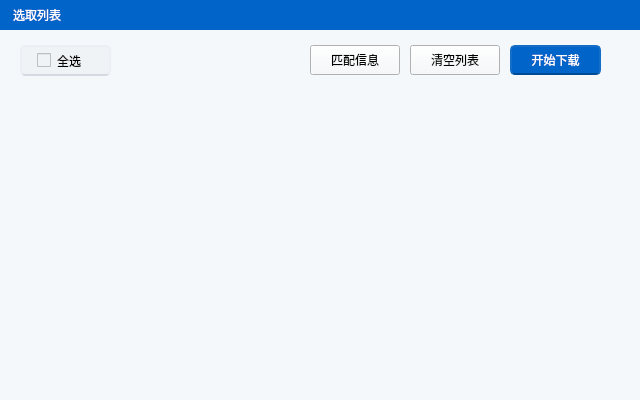
First picture: the form in workWidget_list.ui, repository MucheXD/CloudMusicDownloader, before the edit.
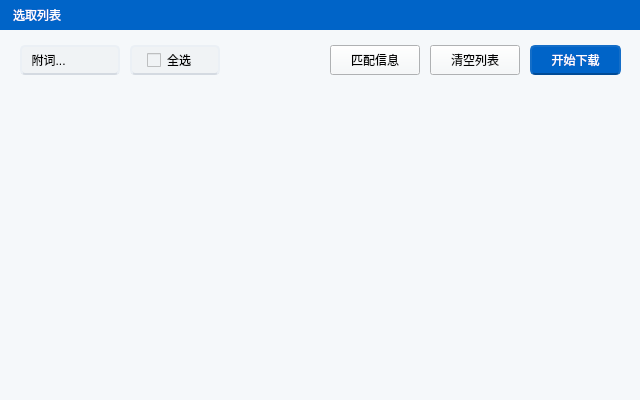
Second picture: the form after the edit. Icons and pictures are not drawn.

The edit to the form file:
```diff
--- a/workWidget_list.ui
+++ b/workWidget_list.ui
@@ -110,7 +110,7 @@
    </property>
    <property name="geometry">
     <rect>
-     <x>510</x>
+     <x>530</x>
      <y>45</y>
      <width>91</width>
      <height>30</height>
@@ -161,7 +161,7 @@
    </property>
    <property name="geometry">
     <rect>
-     <x>410</x>
+     <x>430</x>
      <y>45</y>
      <width>90</width>
      <height>30</height>
@@ -212,10 +212,10 @@
    </property>
    <property name="geometry">
     <rect>
-     <x>20</x>
+     <x>130</x>
      <y>45</y>
-     <width>91</width>
-     <height>31</height>
+     <width>90</width>
+     <height>30</height>
     </rect>
    </property>
    <property name="autoFillBackground">
@@ -280,7 +280,7 @@
    </property>
    <property name="geometry">
     <rect>
-     <x>310</x>
+     <x>330</x>
      <y>45</y>
      <width>90</width>
      <height>30</height>
@@ -325,6 +325,87 @@
     <string>匹配信息</string>
    </property>
   </widget>
+  <widget class="QComboBox" name="comboBox_lyrics">
+   <property name="geometry">
+    <rect>
+     <x>20</x>
+     <y>45</y>
+     <width>100</width>
+     <height>30</height>
+    </rect>
+   </property>
+   <property name="styleSheet">
+    <string notr="true">QComboBox
+{
+	color: #000000;
+	background-color: #f0f3f5;
+	border-width: 2px;
+	border-color: #ebf0f5;
+	border-bottom-color: #d4dae1;
+	border-style: solid;
+	border-radius: 5px;
+}
+QComboBox::drop-down
+{
+	subcontrol-origin: padding;
+	subcontrol-position: top right;
+	width: 0px;
+	border: none;
+}
+QComboBox::down-arrow
+{
+	padding: 0px 32px 0px 0px;
+	image: url(:/icons/drop-arrow-down);
+}
+QComboBox::down-arrow:on
+{
+	image: url(:/icons/drop-arrow-up);
+}
+QComboBox QAbstractItemView
+{
+	background-color: #fafafa;
+	border-width: 2px;
+	border-color: #c0c5c8;
+	border-style: solid;
+	border-radius: 5px;
+	outline: 0px;
+}
+QComboBox QAbstractItemView::item
+{
+	color: #000000;
+	background-color: #fafafa;
+}
+QComboBox QAbstractItemView::item:hover
+{
+	background-color: #ebf2f5;
+}</string>
+   </property>
+   <item>
+    <property name="text">
+     <string>  附词...</string>
+    </property>
+   </item>
+   <item>
+    <property name="text">
+     <string>  附原文词</string>
+    </property>
+   </item>
+   <item>
+    <property name="text">
+     <string>  附译文词</string>
+    </property>
+   </item>
+   <item>
+    <property name="text">
+     <string>  附罗马音</string>
+    </property>
+   </item>
+   <item>
+    <property name="text">
+     <string>  附全部</string>
+    </property>
+   </item>
+  </widget>
  </widget>
  <resources>
   <include location="LUD.qrc"/>
```
